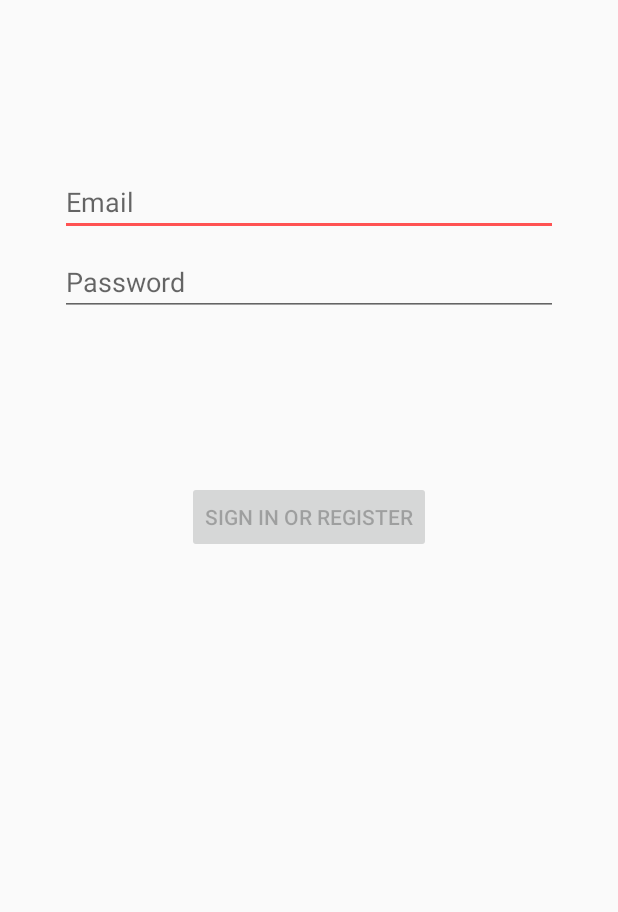
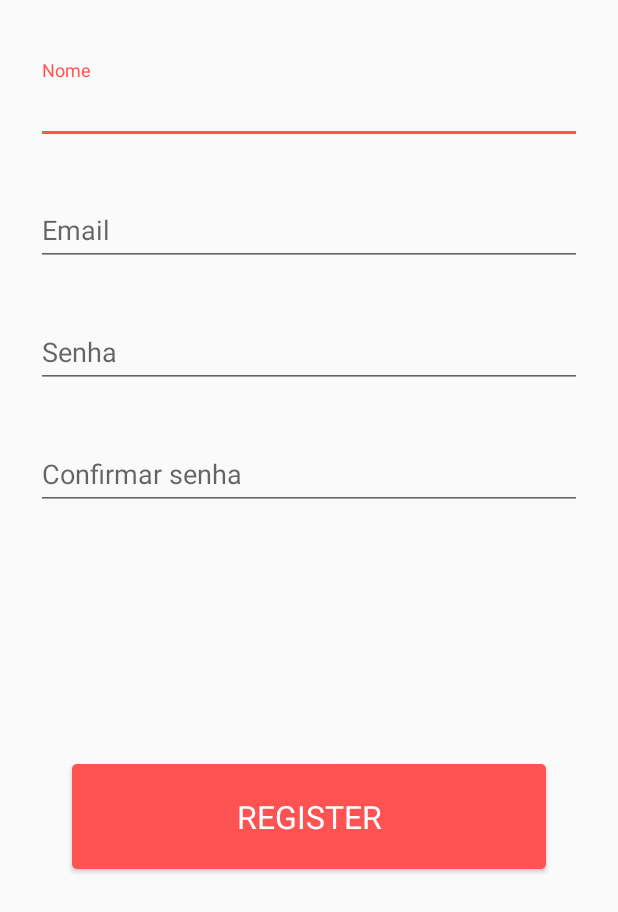
Before and after one commit to CamilaPelegrina/desafioAndroidCore, an Android app: the layout activity_register.xml on its own in the app's theme, with its tools: preview values and no code run, on a phone screen of 412 x 824 dp. Shown: the top 912 px of the screen. Run offline under Robolectric (Android 15) with nearby library versions, the phone set to English and light mode, and no system bars.

Commit message:
Register implementation

```diff
--- a/app/src/main/java/com/example/digitalhousefoods/ui/LoginActivity.kt
+++ b/app/src/main/java/com/example/digitalhousefoods/ui/LoginActivity.kt
@@ -9,6 +9,7 @@ import kotlinx.android.synthetic.main.activity_login.*
 
 class LoginActivity : AppCompatActivity() {
     override fun onCreate(savedInstanceState: Bundle?) {
+        setTheme(R.style.AppTheme)
         super.onCreate(savedInstanceState)
         setContentView(R.layout.activity_login)
 
--- a/app/src/main/java/com/example/digitalhousefoods/ui/MainActivity.kt
+++ b/app/src/main/java/com/example/digitalhousefoods/ui/MainActivity.kt
@@ -8,9 +8,9 @@ import com.example.digitalhousefoods.R
 
 class MainActivity : AppCompatActivity() {
     override fun onCreate(savedInstanceState: Bundle?) {
-        setTheme(R.style.AppTheme)
         super.onCreate(savedInstanceState)
         setContentView(R.layout.activity_main)
 
+
     }
 }
--- a/app/src/main/java/com/example/digitalhousefoods/ui/RegisterActivity.kt
+++ b/app/src/main/java/com/example/digitalhousefoods/ui/RegisterActivity.kt
@@ -5,21 +5,19 @@ import android.os.Bundle
 import androidx.appcompat.app.AppCompatActivity
 import androidx.core.content.ContextCompat.startActivity
 import com.example.digitalhousefoods.R
+import kotlinx.android.synthetic.main.activity_register.*
 
 class RegisterActivity: AppCompatActivity(){
     override fun onCreate(savedInstanceState: Bundle?) {
         super.onCreate(savedInstanceState)
         setContentView(R.layout.activity_register)
 
-        //btnRegister.setOnClickListener {
-          //  callMain()
-        //}
+
+        btnLoginRegister.setOnClickListener {
+            val intent = Intent(this, MainActivity::class.java)
+            startActivity(intent)
+        }
 
     }
 
-    fun callMain() {
-        val intent = Intent(this, MainActivity::class.java)
-        startActivity(intent)
-    }
-
 }
--- a/app/src/main/res/drawable/login_button.xml
+++ b/app/src/main/res/drawable/login_button.xml
@@ -1,6 +1,6 @@
 <?xml version="1.0" encoding="utf-8"?>
 <shape android:shape="rectangle" xmlns:android="http://schemas.android.com/apk/res/android">
     <corners android:radius="3dp"/>
-    <solid android:color="@color/colorAccent"/>
+    <solid android:color="@color/colorButtons"/>
     <size android:height="70dp" android:width="494dp"/>
 </shape>
--- a/app/src/main/res/layout/activity_login.xml
+++ b/app/src/main/res/layout/activity_login.xml
@@ -24,6 +24,8 @@
                 android:id="@+id/edUserName"
                 android:layout_width="match_parent"
                 android:layout_height="wrap_content"
+                android:layout_marginStart="24dp"
+                android:layout_marginEnd="24dp"
                 android:hint="@string/til_username" />
         </com.google.android.material.textfield.TextInputLayout>
 
@@ -37,6 +39,8 @@
                 android:id="@+id/edPassword"
                 android:layout_width="match_parent"
                 android:layout_height="wrap_content"
+                android:layout_marginStart="24dp"
+                android:layout_marginEnd="24dp"
                 android:hint="@string/til_password"
                 android:inputType="textPassword" />
         </com.google.android.material.textfield.TextInputLayout>
@@ -56,7 +60,6 @@
     <LinearLayout
         android:layout_width="match_parent"
         android:layout_height="wrap_content"
-        android:gravity="center"
         android:orientation="vertical">
 
         <TextView
--- a/app/src/main/res/layout/activity_main.xml
+++ b/app/src/main/res/layout/activity_main.xml
@@ -1,7 +1,7 @@
 <?xml version="1.0" encoding="utf-8"?>
+
 <androidx.constraintlayout.widget.ConstraintLayout xmlns:android="http://schemas.android.com/apk/res/android"
-    xmlns:app="http://schemas.android.com/apk/res-auto"
-    xmlns:tools="http://schemas.android.com/tools"
     android:layout_width="match_parent"
-    android:layout_height="match_parent"
-    tools:context=".ui.MainActivity" />
+    android:layout_height="wrap_content">
+
+</androidx.constraintlayout.widget.ConstraintLayout>
--- a/app/src/main/res/layout/activity_register.xml
+++ b/app/src/main/res/layout/activity_register.xml
@@ -1,76 +1,93 @@
 <?xml version="1.0" encoding="utf-8"?>
-<androidx.constraintlayout.widget.ConstraintLayout xmlns:android="http://schemas.android.com/apk/res/android"
+<LinearLayout xmlns:android="http://schemas.android.com/apk/res/android"
     xmlns:app="http://schemas.android.com/apk/res-auto"
     xmlns:tools="http://schemas.android.com/tools"
-    android:id="@+id/container"
+    android:orientation="vertical"
     android:layout_width="match_parent"
     android:layout_height="match_parent"
-    android:paddingLeft="@dimen/activity_horizontal_margin"
-    android:paddingTop="@dimen/activity_vertical_margin"
-    android:paddingRight="@dimen/activity_horizontal_margin"
-    android:paddingBottom="@dimen/activity_vertical_margin"
     tools:context=".ui.login.register_activity">
 
-    <EditText
+    <LinearLayout
+        android:layout_width="match_parent"
+        android:layout_height="319dp"
+        android:layout_marginTop="40dp"
+        android:orientation="vertical">
+
+        <com.google.android.material.textfield.TextInputLayout
+            android:layout_width="match_parent"
+            android:layout_height="wrap_content"
+            tools:ignore="MissingClass">
+
+            <com.google.android.material.textfield.TextInputEditText
                 android:id="@+id/username"
-        android:layout_width="0dp"
+                android:layout_width="match_parent"
                 android:layout_height="wrap_content"
                 android:layout_marginStart="24dp"
-        android:layout_marginTop="96dp"
+                android:layout_marginEnd="24dp"
+                android:hint="@string/prompt_name" />
+        </com.google.android.material.textfield.TextInputLayout>
+
+        <com.google.android.material.textfield.TextInputLayout
+            android:layout_width="match_parent"
+            android:layout_height="wrap_content"
+            android:layout_marginTop="25dp"
+            tools:ignore="MissingClass">
+
+            <com.google.android.material.textfield.TextInputEditText
+                android:id="@+id/useremail"
+                android:layout_width="match_parent"
+                android:layout_height="wrap_content"
+                android:layout_marginStart="24dp"
                 android:layout_marginEnd="24dp"
                 android:hint="@string/prompt_email"
-        android:inputType="textEmailAddress"
-        android:selectAllOnFocus="true"
-        app:layout_constraintEnd_toEndOf="parent"
-        app:layout_constraintStart_toStartOf="parent"
-        app:layout_constraintTop_toTopOf="parent" />
+                android:inputType="textPassword" />
+        </com.google.android.material.textfield.TextInputLayout>
 
-    <EditText
+        <com.google.android.material.textfield.TextInputLayout
+            android:layout_width="match_parent"
+            android:layout_height="wrap_content"
+            android:layout_marginTop="25dp"
+            tools:ignore="MissingClass">
+
+            <com.google.android.material.textfield.TextInputEditText
                 android:id="@+id/password"
-        android:layout_width="0dp"
+                android:layout_width="match_parent"
                 android:layout_height="wrap_content"
                 android:layout_marginStart="24dp"
-        android:layout_marginTop="8dp"
                 android:layout_marginEnd="24dp"
                 android:hint="@string/prompt_password"
-        android:imeActionLabel="@string/action_sign_in_short"
-        android:imeOptions="actionDone"
-        android:inputType="textPassword"
-        android:selectAllOnFocus="true"
-        app:layout_constraintEnd_toEndOf="parent"
-        app:layout_constraintStart_toStartOf="parent"
-        app:layout_constraintTop_toBottomOf="@+id/username" />
+                android:inputType="textPassword" />
+        </com.google.android.material.textfield.TextInputLayout>
+
+        <com.google.android.material.textfield.TextInputLayout
+            android:layout_width="match_parent"
+            android:layout_height="wrap_content"
+            android:layout_marginTop="25dp"
+            tools:ignore="MissingClass">
+
+            <com.google.android.material.textfield.TextInputEditText
+                android:id="@+id/repeatpassword"
+                android:layout_width="match_parent"
+                android:layout_height="wrap_content"
+                android:layout_marginStart="24dp"
+                android:layout_marginEnd="24dp"
+                android:hint="@string/prompt_repeatpassword"
+                android:inputType="textPassword" />
+
+    </com.google.android.material.textfield.TextInputLayout>
+
+</LinearLayout>
 
     <Button
-        android:id="@+id/login"
+        android:id="@+id/btnLoginRegister"
         android:layout_width="wrap_content"
         android:layout_height="wrap_content"
-        android:layout_gravity="start"
         android:layout_marginStart="48dp"
-        android:layout_marginTop="16dp"
+        android:layout_marginTop="150dp"
         android:layout_marginEnd="48dp"
-        android:layout_marginBottom="64dp"
-        android:enabled="false"
-        android:text="@string/action_sign_in"
-        app:layout_constraintBottom_toBottomOf="parent"
-        app:layout_constraintEnd_toEndOf="parent"
-        app:layout_constraintStart_toStartOf="parent"
-        app:layout_constraintTop_toBottomOf="@+id/password"
-        app:layout_constraintVertical_bias="0.2" />
+        android:layout_marginBottom="14dp"
+        android:background="@drawable/login_button"
+        android:text="@string/action_register"
+        android:theme="@style/ButtonText" />
 
-    <ProgressBar
-        android:id="@+id/loading"
-        android:layout_width="wrap_content"
-        android:layout_height="wrap_content"
-        android:layout_gravity="center"
-        android:layout_marginStart="32dp"
-        android:layout_marginTop="64dp"
-        android:layout_marginEnd="32dp"
-        android:layout_marginBottom="64dp"
-        android:visibility="gone"
-        app:layout_constraintBottom_toBottomOf="parent"
-        app:layout_constraintEnd_toEndOf="@+id/password"
-        app:layout_constraintStart_toStartOf="@+id/password"
-        app:layout_constraintTop_toTopOf="parent"
-        app:layout_constraintVertical_bias="0.3" />
-</androidx.constraintlayout.widget.ConstraintLayout>
+</LinearLayout>
--- a/app/src/main/res/values/colors.xml
+++ b/app/src/main/res/values/colors.xml
@@ -2,7 +2,8 @@
 <resources>
     <color name="colorPrimary">#3F51B5</color>
     <color name="colorPrimaryDark">#303F9F</color>
-    <color name="colorAccent">#FF5252</color>
+    <color name="colorAccent">#3F51B5</color>
+    <color name="colorButtons">#FF5252</color>
     <color name="colorDetailText">#FF47525E</color>
     <color name="colorLoginDetail">#C0CCDA</color>
 </resources>
--- a/app/src/main/res/values/strings.xml
+++ b/app/src/main/res/values/strings.xml
@@ -6,10 +6,12 @@
     <string name="btn_login">Log in</string>
     <string name="tv_info">OR</string>
     <string name="btn_register">Register</string>
-    <string name="title_activity_register_activity">register_activity</string>
+    <string name="title_activity_register_activity">Cadastrar</string>
+    <string name="prompt_name">Nome</string>
     <string name="prompt_email">Email</string>
-    <string name="prompt_password">Password</string>
-    <string name="action_sign_in">Sign in or register</string>
+    <string name="prompt_password">Senha</string>
+    <string name="prompt_repeatpassword">Confirmar senha</string>
+    <string name="action_register">Register</string>
     <string name="action_sign_in_short">Sign in</string>
     <string name="welcome">"Welcome !"</string>
     <string name="invalid_username">Not a valid username</string>
--- a/app/src/main/res/values/styles.xml
+++ b/app/src/main/res/values/styles.xml
@@ -5,7 +5,7 @@
         <!-- Customize your theme here. -->
         <item name="colorPrimary">@color/colorPrimary</item>
         <item name="colorPrimaryDark">@color/colorPrimaryDark</item>
-        <item name="colorAccent">@color/colorAccent</item>
+        <item name="colorAccent">@color/colorButtons</item>
     </style>
 
     <!-- Splash Screen theme. -->
```
Also changed, not shown: app/src/main/AndroidManifest.xml (+9 -11 lines). Lines whose indentation alone changed are shown as unchanged.
